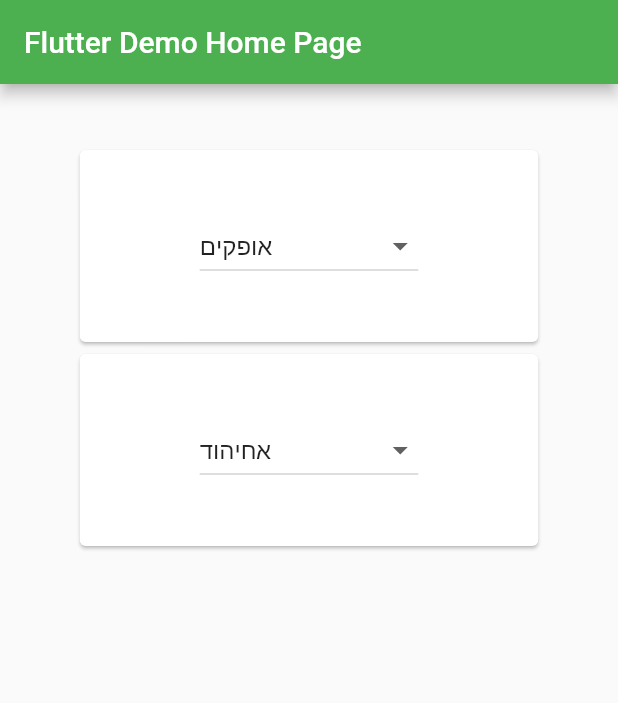
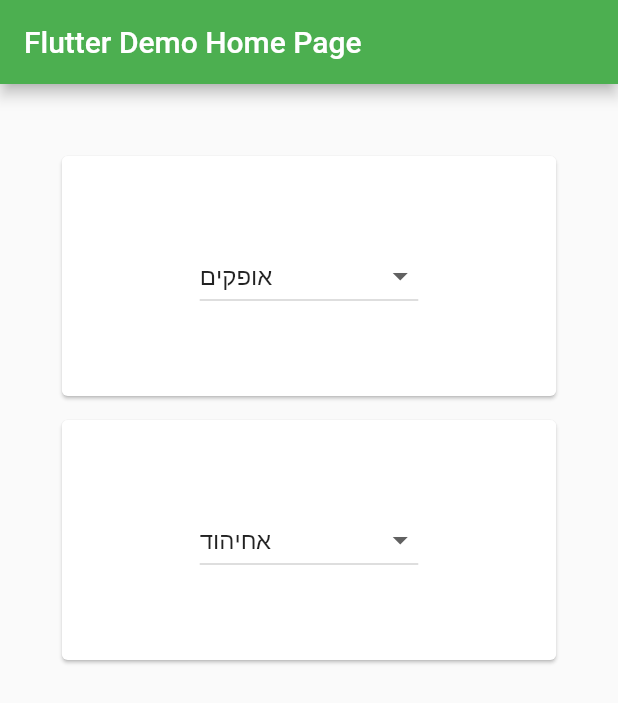
Before and after one commit to EdenGottlieb/flutter-demo, a Flutter app: the screen it shows after launch, on a phone screen of 412 x 824 dp. Shown: the top 703 px of the screen. Run offline on Flutter 3.47's test engine with Material 2 defaults, Android fonts, the phone set to English and light mode, and no system bars; network calls fail.

Commit message:
Rename station picker, fix UI width

```diff
--- a/lib/main.dart
+++ b/lib/main.dart
@@ -1,7 +1,7 @@
 import 'package:flutter/material.dart';
 import './src/api/index.dart';
 import './src/components/route_card.dart';
-import './src/components/choose_station.dart';
+import './src/components/station_picker.dart';
 import './src/data/data_models.dart';
 
 void main() => runApp(MyApp());
--- a/lib/src/api/index.dart
+++ b/lib/src/api/index.dart
@@ -33,11 +33,6 @@ class TrainAPI {
         ).toList()
       )
     ).toList();
-    // return rawTrains.map<List<Train>>(
-    //   (dynamic dtoRoute) => dtoRoute.map<Train>(
-    //     (dynamic dtoTrain) => Train.fromDto(dtoTrain)
-    //   ).toList()
-    // ).toList();
   }
 
   static Future<List<Station>> fetchStations() async {
--- a/lib/src/components/route_card.dart
+++ b/lib/src/components/route_card.dart
@@ -11,8 +11,10 @@ class RouteCard extends StatelessWidget {
   @override
   Widget build(BuildContext context) {
     return Card(
+      margin: const EdgeInsets.symmetric(vertical: 8.0,),
       child: Container(
-        padding: EdgeInsets.symmetric(horizontal: 80.0, vertical: 40.0),
+        height: 160,
+        width: MediaQuery.of(context).size.width * 0.8,
         child: Column(
           mainAxisAlignment: MainAxisAlignment.center,
           children: <Widget>[
--- a/lib/src/components/choose_station.dart
+++ b/lib/src/components/station_picker.dart
@@ -17,8 +17,10 @@ class StationPicker extends StatelessWidget {
   @override
   Widget build(BuildContext context) {
     return Card(
+        margin: const EdgeInsets.symmetric(vertical: 8.0,),
       child: Container(
-        padding: const EdgeInsets.symmetric(horizontal: 80.0, vertical: 40.0),
+        height: 160,
+        width: MediaQuery.of(context).size.width * 0.8,
         child: Column(
           mainAxisAlignment: MainAxisAlignment.center,
           children: <Widget>[
```
